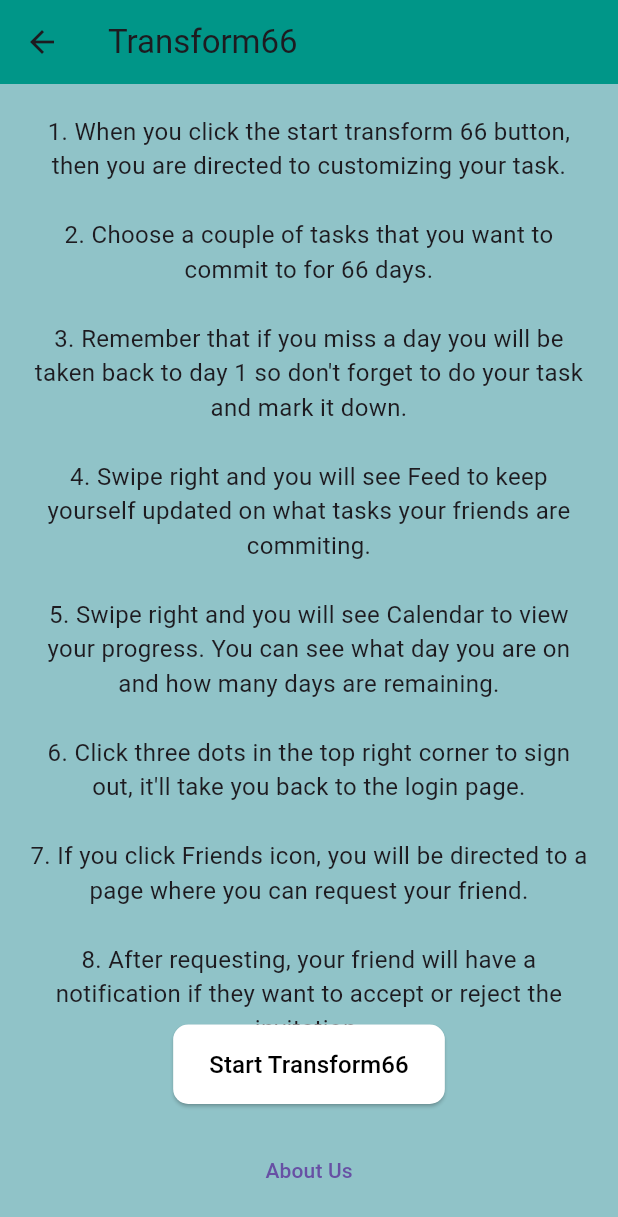
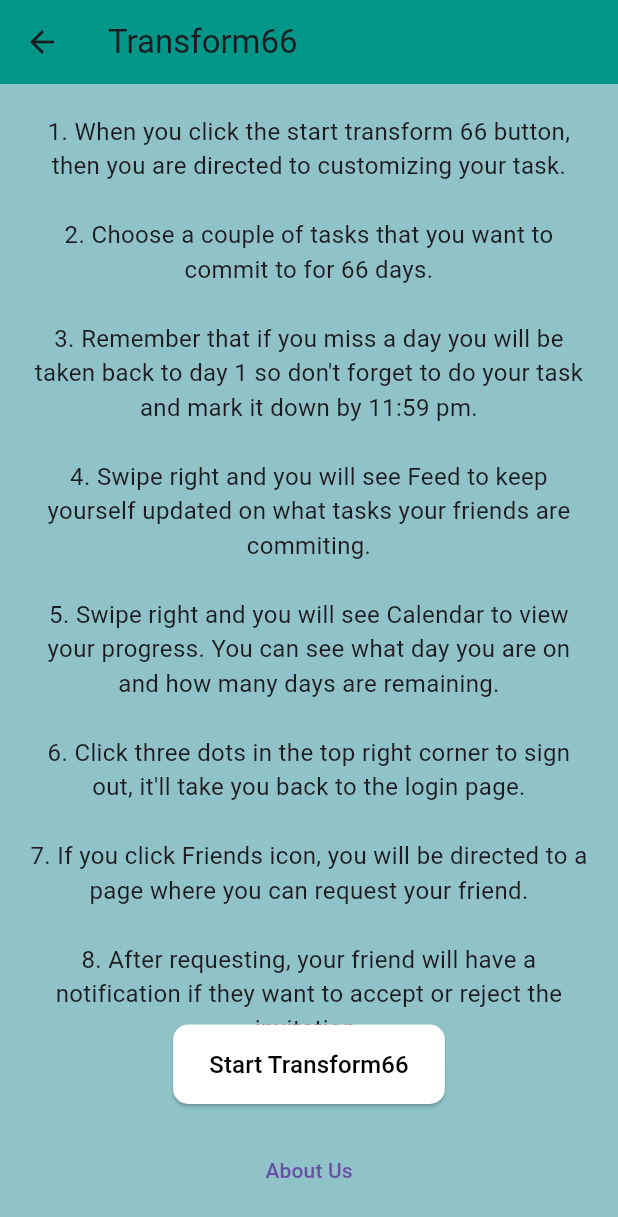
Before and after one commit to AugustanaCSC490Spring2024/Osprey, a Flutter app: the StartedPage screen opened directly, on a phone screen of 412 x 824 dp. Shown: the top 1217 px of the screen. Run offline on Flutter 3.47's test engine with Material 3 defaults, Android fonts, the phone set to English and light mode, and no system bars; our stand-ins replace cloud_firestore, firebase_auth, firebase_core, table_calendar; accounts and stored records are empty.

```diff
--- a/transform66/lib/pages/instructions_page.dart
+++ b/transform66/lib/pages/instructions_page.dart
@@ -29,7 +29,7 @@ class InstructionsPage extends StatelessWidget {
                 Text(
                   "1. When you click the start transform 66 button, then you are directed to customizing your task.\n\n"
                   "2. Choose a couple of tasks that you want to commit to for 66 days.\n\n"
-                  "3. Remember that if you miss a day you will be taken back to day 1 so don't forget to do your task and mark it down.\n\n"
+                  "3. Remember that if you miss a day you will be taken back to day 1 so don't forget to do your task and mark it down by 11:59 pm.\n\n"
                   "4. Swipe right and you will see Feed to keep yourself updated on what tasks your friends are commiting.\n\n"
                   "5. Swipe right and you will see Calendar to view your progress. You can see what day you are on and how many days are remaining.\n\n"
                   "6. Click three dots in the top right corner to signout, it'll take you back to the login page.\n\n"
--- a/transform66/lib/pages/new_users_page.dart
+++ b/transform66/lib/pages/new_users_page.dart
@@ -21,7 +21,7 @@ class StartedPage extends StatelessWidget {
                   child: Text(
                     "1. When you click the start transform 66 button, then you are directed to customizing your task.\n\n"
                     "2. Choose a couple of tasks that you want to commit to for 66 days.\n\n"
-                    "3. Remember that if you miss a day you will be taken back to day 1 so don't forget to do your task and mark it down.\n\n"
+                    "3. Remember that if you miss a day you will be taken back to day 1 so don't forget to do your task and mark it down by 11:59 pm.\n\n"
                     "4. Swipe right and you will see Feed to keep yourself updated on what tasks your friends are commiting.\n\n"
                     "5. Swipe right and you will see Calendar to view your progress. You can see what day you are on and how many days are remaining.\n\n"
                     "6. Click three dots in the top right corner to sign out, it'll take you back to the login page.\n\n"
```
Also changed, not shown: transform66/assets/images/Jack.jpg (added), transform66/assets/images/Leandra.jpg (added), transform66/assets/images/Riva.jpg (added), transform66/assets/images/Stuti.jpg (added), 1 other file.
